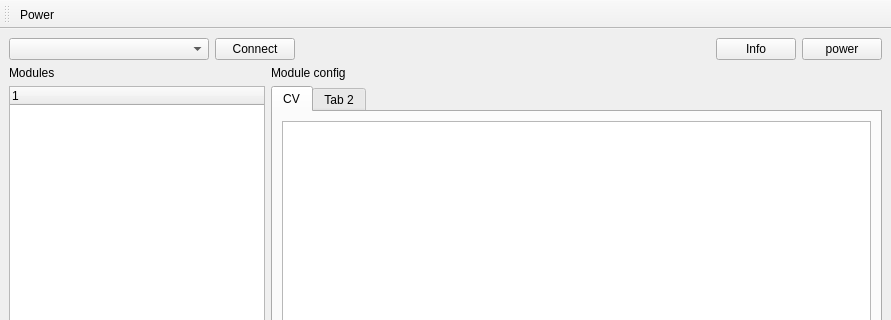
Qt form decconf/ui/mainwindow.ui (dirkjankrijnders/universal_decoder) before a commit; both pictures show x 0 to 891 and y 0 to 320 of the 891 by 635 pixel window.
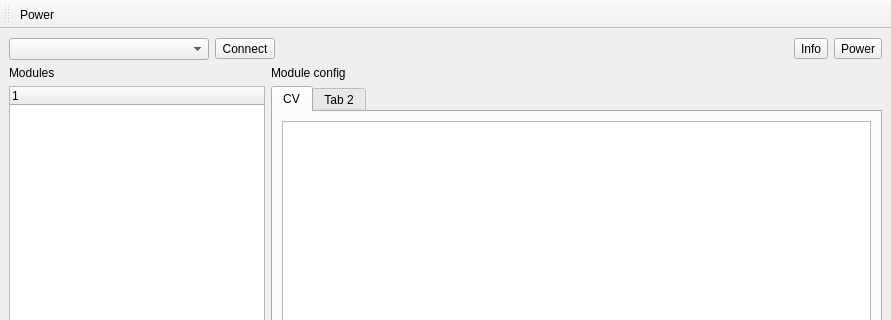
The same form after that commit.

Commit message: Fixed the style of the toolbar items

The edit to the form file:
```diff
--- a/decconf/ui/mainwindow.ui
+++ b/decconf/ui/mainwindow.ui
@@ -48,7 +48,7 @@
          </widget>
         </item>
         <item>
-         <widget class="QPushButton" name="connectserial">
+         <widget class="QToolButton" name="connectserial">
           <property name="text">
            <string>Connect</string>
           </property>
@@ -68,7 +68,7 @@
          </spacer>
         </item>
         <item>
-         <widget class="QPushButton" name="infoButton">
+         <widget class="QToolButton" name="infoButton">
           <property name="enabled">
            <bool>true</bool>
           </property>
@@ -78,9 +78,9 @@
          </widget>
         </item>
         <item>
-         <widget class="QPushButton" name="powerControl">
+         <widget class="QToolButton" name="powerControl">
           <property name="text">
-           <string>power</string>
+           <string>Power</string>
           </property>
          </widget>
         </item>
```
